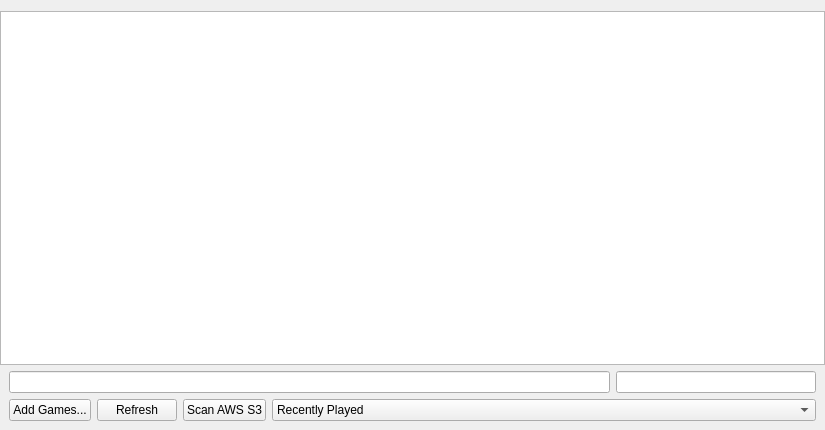
Qt form Source/ui_qt/Qt_ui/bootablelistdialog.ui (jpd002/Play-) before a commit.
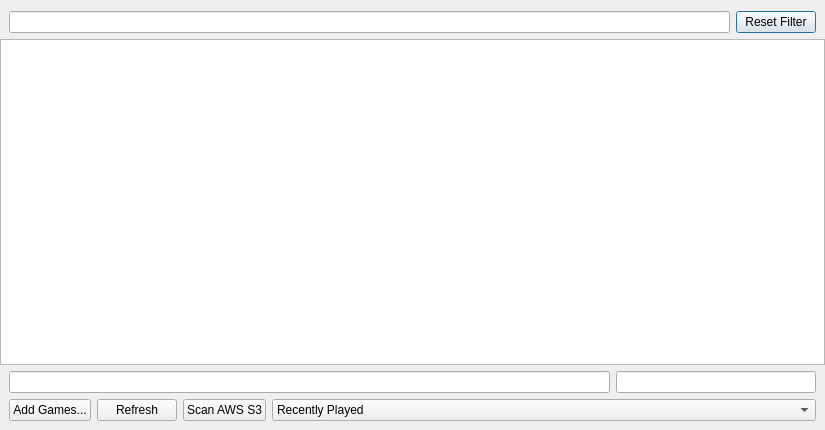
The same form after that commit.

Commit message: add filter ui items

The edit to the form file:
```diff
--- a/Source/ui_qt/Qt_ui/bootablelistdialog.ui
+++ b/Source/ui_qt/Qt_ui/bootablelistdialog.ui
@@ -41,6 +41,26 @@
    <property name="bottomMargin">
     <number>0</number>
    </property>
+   <item>
+    <layout class="QHBoxLayout" name="horizontalLayout_3">
+     <property name="leftMargin">
+      <number>9</number>
+     </property>
+     <property name="rightMargin">
+      <number>9</number>
+     </property>
+     <item>
+      <widget class="QLineEdit" name="filterLineEdit"/>
+     </item>
+     <item>
+      <widget class="QPushButton" name="reset_filter_button">
+       <property name="text">
+        <string>Reset Filter</string>
+       </property>
+      </widget>
+     </item>
+    </layout>
+   </item>
    <item>
     <widget class="QListView" name="listView">
      <property name="sizePolicy">
```
The commit also changes 2 other files.
